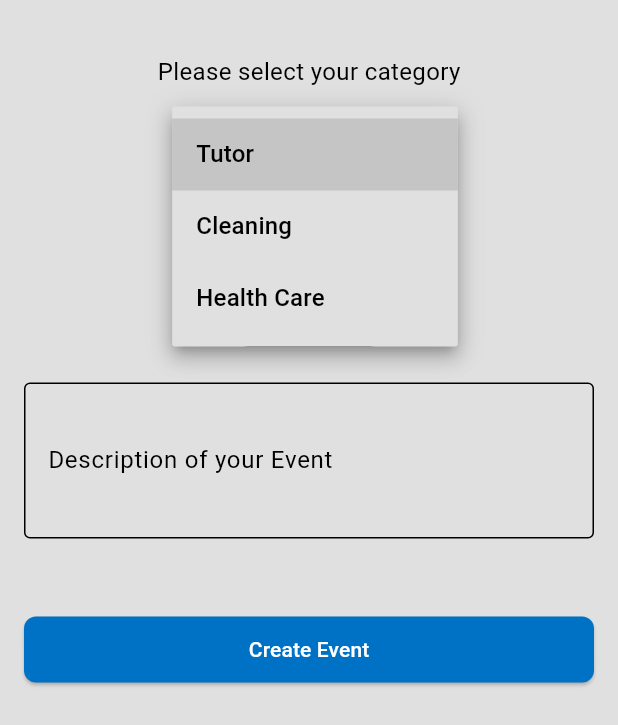
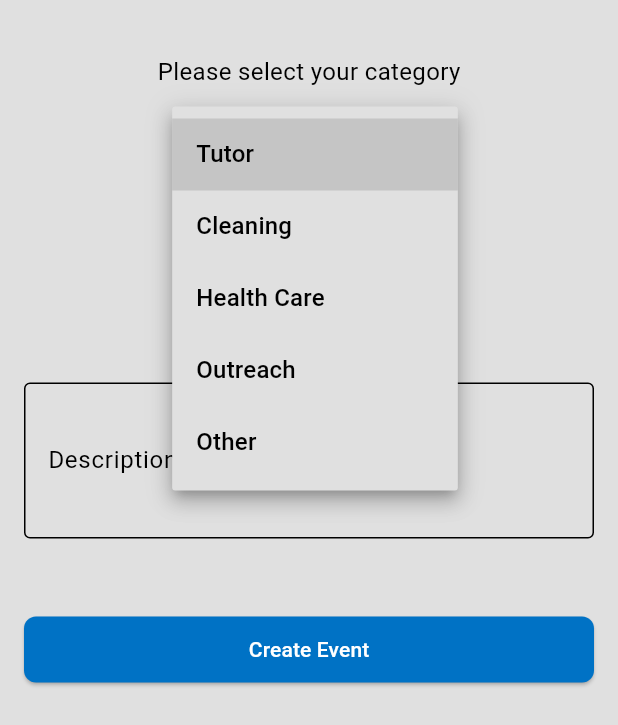
Before and after one commit to reetamit/CommApp, a Flutter app: the EventCreateScreen screen opened directly, after a tap on "Select a category", on a phone screen of 412 x 824 dp. Shown: the top 725 px of the screen. Run offline on Flutter 3.47's test engine with Material 3 defaults, Android fonts, the phone set to English and light mode, and no system bars; our stand-ins replace firebase_auth, firebase_core, firebase_database, geolocator, get, rxdart; accounts and stored records are empty; statements that could not run were skipped.

```diff
--- a/lib/screens/create_event.dart
+++ b/lib/screens/create_event.dart
@@ -17,7 +17,13 @@ class _EventCreateState extends State<EventCreateScreen> {
   DateTime? selectedDate;
   final TextEditingController _descriptionController = TextEditingController();
 
-  final List<String> _categories = ['Tutor', 'Cleaning', 'Health Care'];
+  final List<String> _categories = [
+    'Tutor',
+    'Cleaning',
+    'Health Care',
+    'Outreach',
+    'Other',
+  ];
 
   @override
   void dispose() {
--- a/lib/screens/eventspage.dart
+++ b/lib/screens/eventspage.dart
@@ -29,7 +29,7 @@ class _EventsPageState extends State<EventsPage> {
   Widget build(BuildContext context) {
     return Scaffold(
       appBar: AppBar(
-        title: Text(_currentIndex == 0 ? 'Ongoing Events' : 'Create Event'),
+        title: Text(_currentIndex == 0 ? 'Upcoming Events' : 'Create Event'),
         backgroundColor: Colors.transparent,
         flexibleSpace: Container(
           decoration: BoxDecoration(gradient: AppGradients.light),
```
Also changed, not shown: 8 other files.
